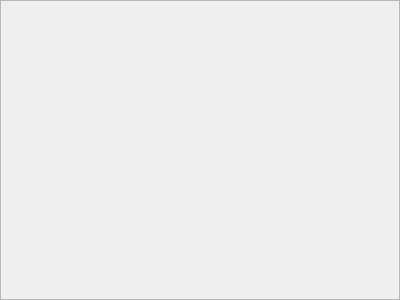
First picture: the form in GUI/LogFrame.ui, repository i800/ChatteeClient, before the edit.
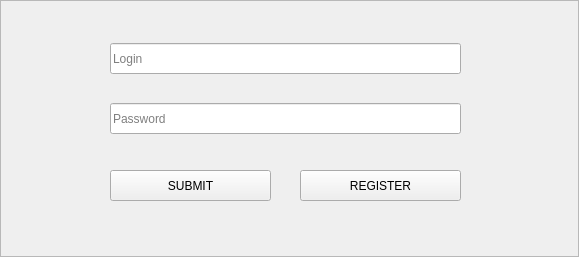
Second picture: the form after the edit.

Commit message: Login form modified

Diff of the .ui file:
```diff
--- a/GUI/LogFrame.ui
+++ b/GUI/LogFrame.ui
@@ -9,8 +9,8 @@
    <rect>
     <x>0</x>
     <y>0</y>
-    <width>400</width>
-    <height>300</height>
+    <width>579</width>
+    <height>257</height>
    </rect>
   </property>
   <property name="frameShape">
@@ -19,5 +19,78 @@
   <property name="windowTitle">
    <string>Frame</string>
   </property>
+  <property name="frameShape">
+   <enum>QFrame::StyledPanel</enum>
+  </property>
+  <property name="frameShadow">
+   <enum>QFrame::Raised</enum>
+  </property>
+  <widget class="QLineEdit" name="lineEdit">
+   <property name="geometry">
+    <rect>
+     <x>110</x>
+     <y>43</y>
+     <width>351</width>
+     <height>31</height>
+    </rect>
+   </property>
+   <property name="maxLength">
+    <number>16</number>
+   </property>
+   <property name="placeholderText">
+    <string>Login</string>
+   </property>
+  </widget>
+  <widget class="QLineEdit" name="lineEdit_2">
+   <property name="geometry">
+    <rect>
+     <x>110</x>
+     <y>103</y>
+     <width>351</width>
+     <height>31</height>
+    </rect>
+   </property>
+   <property name="inputMethodHints">
+    <set>Qt::ImhHiddenText|Qt::ImhNoAutoUppercase|Qt::ImhNoPredictiveText|Qt::ImhSensitiveData</set>
+   </property>
+   <property name="inputMask">
+    <string/>
+   </property>
+   <property name="maxLength">
+    <number>16</number>
+   </property>
+   <property name="echoMode">
+    <enum>QLineEdit::Password</enum>
+   </property>
+   <property name="placeholderText">
+    <string>Password</string>
+   </property>
+  </widget>
+  <widget class="QPushButton" name="pushButton">
+   <property name="geometry">
+    <rect>
+     <x>110</x>
+     <y>170</y>
+     <width>161</width>
+     <height>31</height>
+    </rect>
+   </property>
+   <property name="text">
+    <string>SUBMIT</string>
+   </property>
+  </widget>
+  <widget class="QPushButton" name="pushButton_2">
+   <property name="geometry">
+    <rect>
+     <x>300</x>
+     <y>170</y>
+     <width>161</width>
+     <height>31</height>
+    </rect>
+   </property>
+   <property name="text">
+    <string>REGISTER</string>
+   </property>
+  </widget>
  </widget>
 </ui>
```
Left out of the diff: 12 changed lines with no effect on the pictures. The commit also changes 4 other files.
